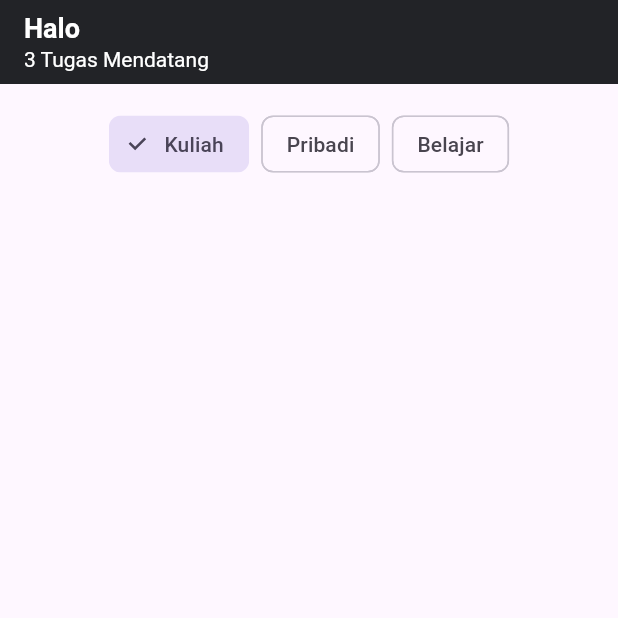
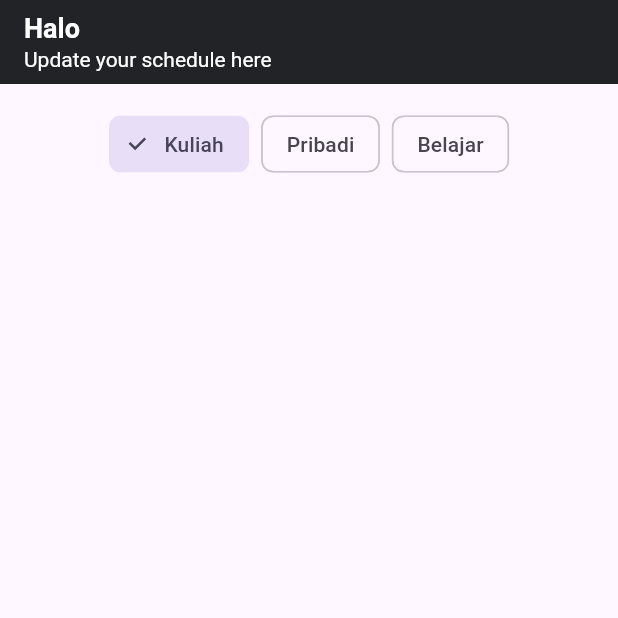
Before and after one commit to Drakkura/mobdev, a Flutter app: the screen it shows once a user with an empty profile is signed in, on a phone screen of 412 x 824 dp, the top half of it. Run offline on Flutter 3.47's test engine with Material 3 defaults, Android fonts, the light colour scheme and no system bars; our stand-ins replace cloud_firestore, firebase_auth, firebase_core, firebase_messaging, firebase_storage, flutter_local_notifications and 6 more; missing offline and left inert: mysql_client, workmanager; accounts and stored records are empty.

Commit message:
making some change

```diff
--- a/lib/view/dashboard.dart
+++ b/lib/view/dashboard.dart
@@ -192,7 +192,7 @@ class _DashboardState extends State<Dashboard> {
               ),
             ),
             Text(
-              '3 Tugas Mendatang',
+              'Update your schedule here',
               style: TextStyle(
                 fontSize: 14.0,
                 color: Colors.white,
```
